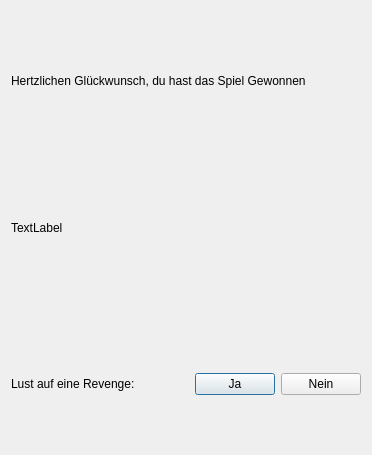
Old version of the form Gui/enddialog.ui in the repository Purple-Jesus/Field.
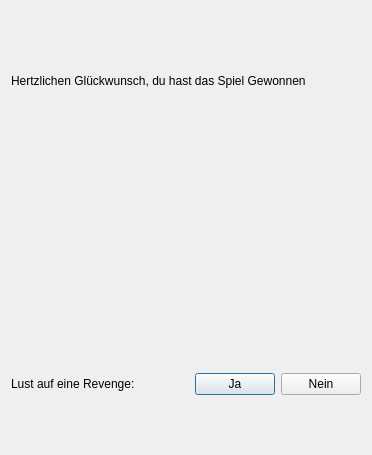
New version of the form.

Diff of the .ui file:
```diff
--- a/Gui/enddialog.ui
+++ b/Gui/enddialog.ui
@@ -66,7 +66,7 @@
        <item row="1" column="0">
         <widget class="QLabel" name="picture">
          <property name="text">
-          <string>TextLabel</string>
+          <string/>
          </property>
         </widget>
        </item>
```
